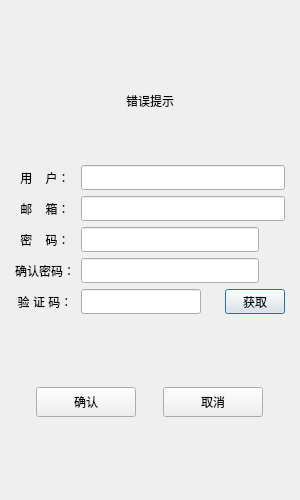
This is client/registerdialog.ui in JiaYN1/chat as Qt 5 draws it before an edit. The edited form follows.
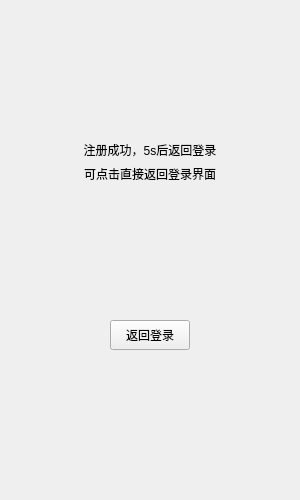
This is the edited form. The open tabs and pages were chosen to show the change. Custom widgets are drawn as their Qt base class.

Commit message: add resetpassword page

Patch:
```diff
--- a/client/registerdialog.ui
+++ b/client/registerdialog.ui
@@ -25,7 +25,14 @@
   <property name="windowTitle">
    <string>Dialog</string>
   </property>
-  <layout class="QVBoxLayout" name="verticalLayout_3">
+  <layout class="QHBoxLayout" name="horizontalLayout_7">
+   <item>
+    <widget class="QStackedWidget" name="stackedWidget">
+     <property name="currentIndex">
+      <number>0</number>
+     </property>
+     <widget class="QWidget" name="page">
+      <layout class="QVBoxLayout" name="verticalLayout_4">
    <item>
     <layout class="QVBoxLayout" name="verticalLayout">
      <property name="leftMargin">
@@ -40,19 +47,6 @@
      <property name="bottomMargin">
       <number>4</number>
      </property>
-     <item>
-      <spacer name="verticalSpacer">
-       <property name="orientation">
-        <enum>Qt::Orientation::Vertical</enum>
-       </property>
-       <property name="sizeHint" stdset="0">
-        <size>
-         <width>20</width>
-         <height>40</height>
-        </size>
-       </property>
-      </spacer>
-     </item>
      <item>
       <widget class="QWidget" name="widget" native="true">
        <layout class="QVBoxLayout" name="verticalLayout_2">
@@ -434,12 +428,135 @@
    </item>
   </layout>
  </widget>
+     <widget class="QWidget" name="page_2">
+      <layout class="QVBoxLayout" name="verticalLayout_3">
+       <item>
+        <spacer name="verticalSpacer">
+         <property name="orientation">
+          <enum>Qt::Orientation::Vertical</enum>
+         </property>
+         <property name="sizeHint" stdset="0">
+          <size>
+           <width>20</width>
+           <height>40</height>
+          </size>
+         </property>
+        </spacer>
+       </item>
+       <item>
+        <widget class="QLabel" name="tip_lable">
+         <property name="text">
+          <string>注册成功，5s后返回登录</string>
+         </property>
+         <property name="alignment">
+          <set>Qt::AlignmentFlag::AlignCenter</set>
+         </property>
+        </widget>
+       </item>
+       <item>
+        <widget class="QLabel" name="tip2_label">
+         <property name="text">
+          <string>可点击直接返回登录界面</string>
+         </property>
+         <property name="alignment">
+          <set>Qt::AlignmentFlag::AlignCenter</set>
+         </property>
+        </widget>
+       </item>
+       <item>
+        <spacer name="verticalSpacer_5">
+         <property name="orientation">
+          <enum>Qt::Orientation::Vertical</enum>
+         </property>
+         <property name="sizeHint" stdset="0">
+          <size>
+           <width>20</width>
+           <height>40</height>
+          </size>
+         </property>
+        </spacer>
+       </item>
+       <item>
+        <widget class="QWidget" name="widget_2" native="true">
+         <layout class="QHBoxLayout" name="horizontalLayout_8">
+          <item>
+           <spacer name="horizontalSpacer_2">
+            <property name="orientation">
+             <enum>Qt::Orientation::Horizontal</enum>
+            </property>
+            <property name="sizeHint" stdset="0">
+             <size>
+              <width>40</width>
+              <height>20</height>
+             </size>
+            </property>
+           </spacer>
+          </item>
+          <item>
+           <widget class="QPushButton" name="return_btn">
+            <property name="minimumSize">
+             <size>
+              <width>0</width>
+              <height>30</height>
+             </size>
+            </property>
+            <property name="maximumSize">
+             <size>
+              <width>16777215</width>
+              <height>30</height>
+             </size>
+            </property>
+            <property name="text">
+             <string>返回登录</string>
+            </property>
+           </widget>
+          </item>
+          <item>
+           <spacer name="horizontalSpacer_3">
+            <property name="orientation">
+             <enum>Qt::Orientation::Horizontal</enum>
+            </property>
+            <property name="sizeHint" stdset="0">
+             <size>
+              <width>40</width>
+              <height>20</height>
+             </size>
+            </property>
+           </spacer>
+          </item>
+         </layout>
+        </widget>
+       </item>
+       <item>
+        <spacer name="verticalSpacer_6">
+         <property name="orientation">
+          <enum>Qt::Orientation::Vertical</enum>
+         </property>
+         <property name="sizeHint" stdset="0">
+          <size>
+           <width>20</width>
+           <height>40</height>
+          </size>
+         </property>
+        </spacer>
+       </item>
+      </layout>
+     </widget>
+    </widget>
+   </item>
+  </layout>
+ </widget>
  <customwidgets>
   <customwidget>
    <class>TimerBtn</class>
    <extends>QPushButton</extends>
    <header>timerbtn.h</header>
   </customwidget>
+  <customwidget>
+   <class>ClickedLable</class>
+   <extends>QLabel</extends>
+   <header>clickedlable.h</header>
+  </customwidget>
  </customwidgets>
  <resources/>
  <connections/>
```
Left out of the diff: 4 changed lines with no effect on the pictures. Lines whose indentation alone changed are shown as unchanged. The commit also changes 23 other files.
